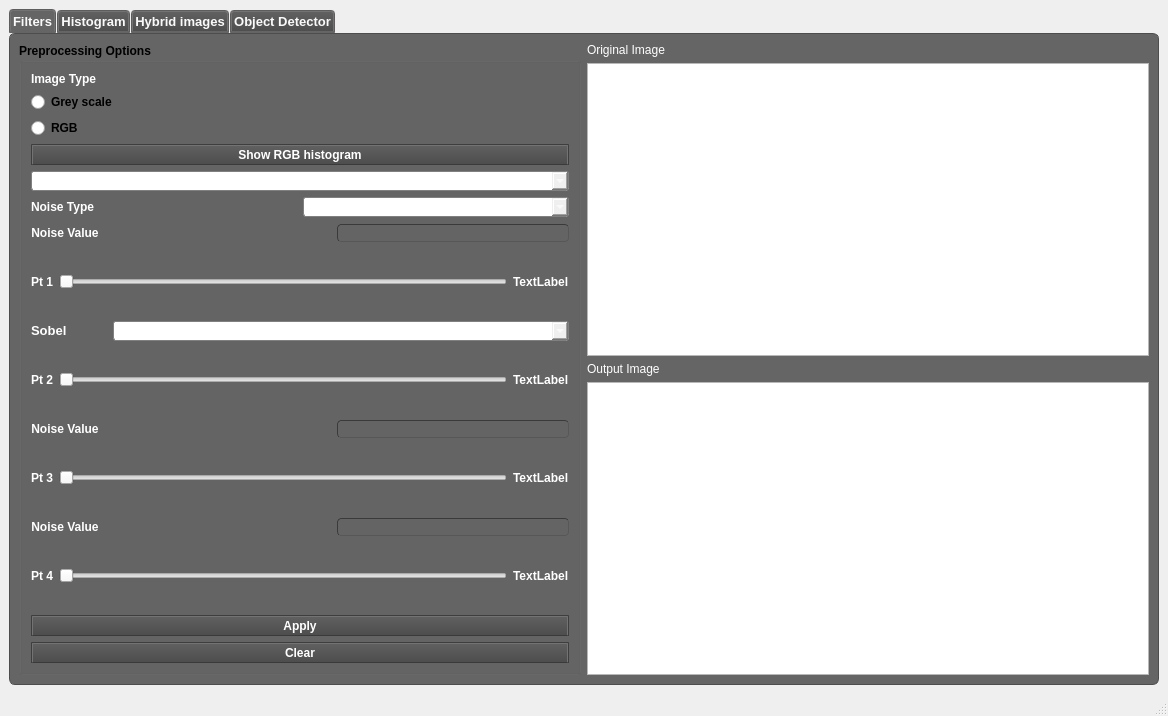
Old version of the form mainwindow.ui in the repository yassmin2000/Computer-Vision-Toolbox.
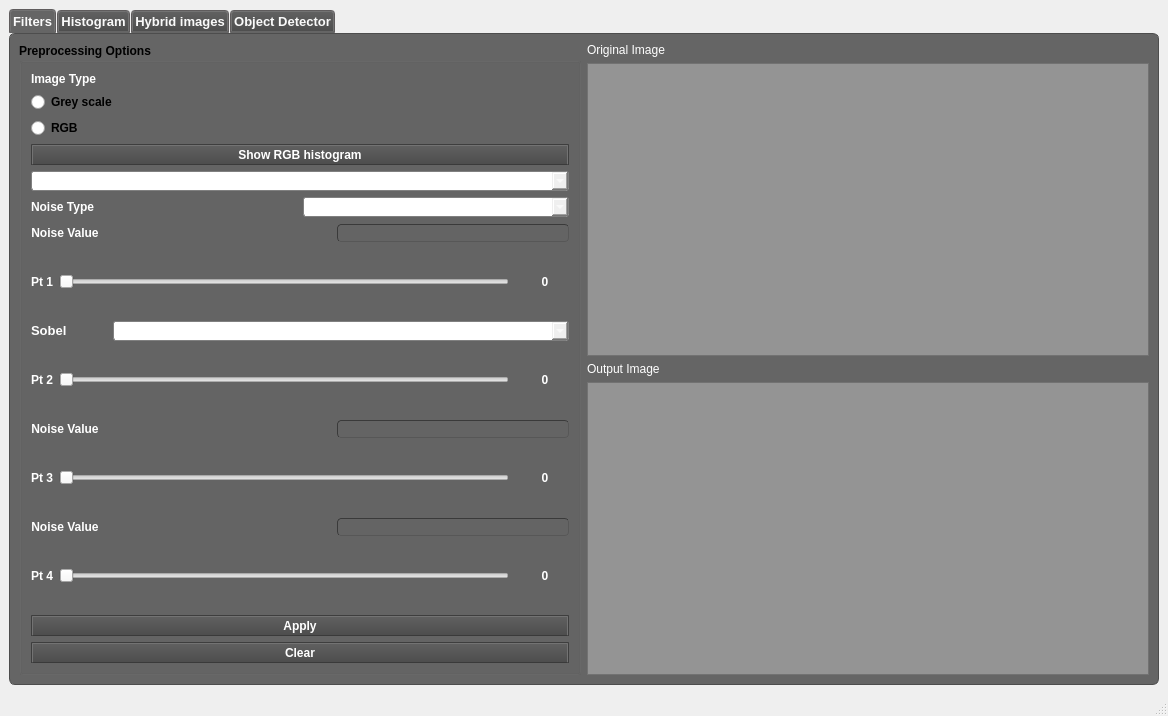
New version of the form. The open tabs and pages were chosen to show the change.

```diff
--- a/mainwindow.ui
+++ b/mainwindow.ui
@@ -289,7 +289,7 @@
           <item>
            <widget class="QGraphicsView" name="graphicsView">
             <property name="styleSheet">
-             <string notr="true"/>
+             <string notr="true">background-color: rgb(148, 148, 148);</string>
             </property>
            </widget>
           </item>
@@ -301,7 +301,11 @@
            </widget>
           </item>
           <item>
-           <widget class="QGraphicsView" name="graphicsView_2"/>
+           <widget class="QGraphicsView" name="graphicsView_2">
+            <property name="styleSheet">
+             <string notr="true">background-color: rgb(148, 148, 148);</string>
+            </property>
+           </widget>
           </item>
          </layout>
         </item>
@@ -433,7 +437,7 @@
              <item>
               <widget class="QLabel" name="label_39">
                <property name="text">
-                <string>TextLabel</string>
+                <string>        0      </string>
                </property>
               </widget>
              </item>
@@ -502,7 +506,7 @@
              <item>
               <widget class="QLabel" name="label_37">
                <property name="text">
-                <string>TextLabel</string>
+                <string>        0      </string>
                </property>
               </widget>
              </item>
@@ -527,7 +531,7 @@
              <item>
               <widget class="QLabel" name="label_38">
                <property name="text">
-                <string>TextLabel</string>
+                <string>        0      </string>
                </property>
               </widget>
              </item>
@@ -705,7 +709,7 @@
              <item>
               <widget class="QLabel" name="label_40">
                <property name="text">
-                <string>TextLabel</string>
+                <string>        0      </string>
                </property>
               </widget>
              </item>
```
Left out of the diff: 2 changed lines with no effect on the pictures.
